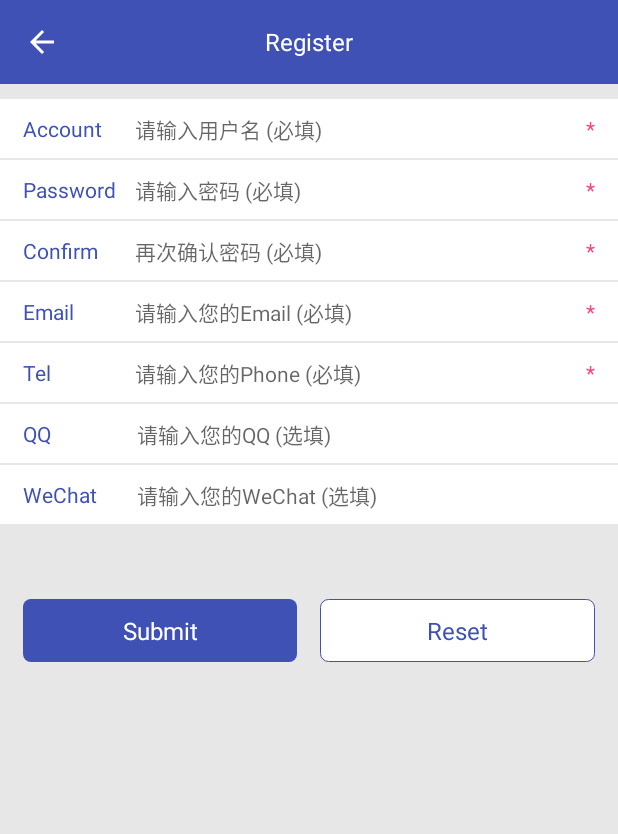
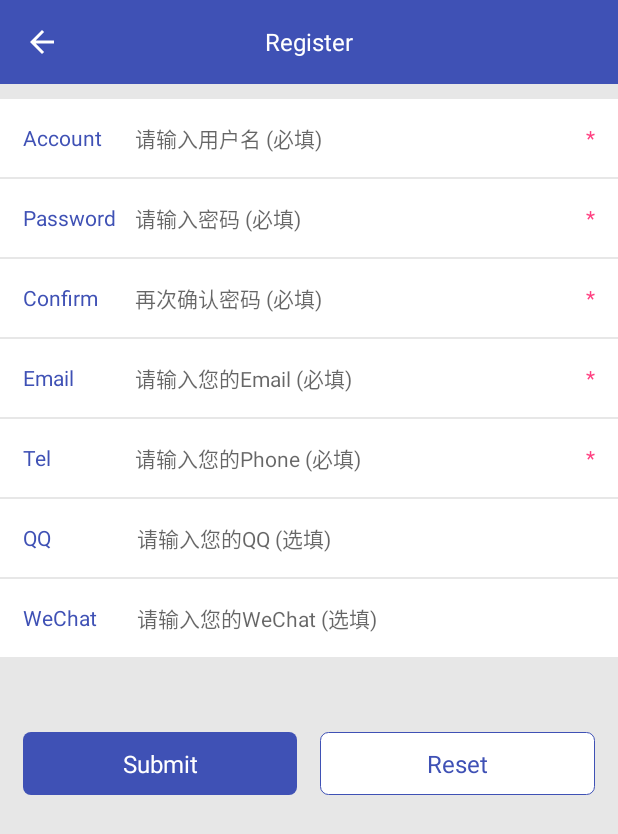
Before and after one commit to rixtdqqq/MVPDemp, an Android app: the screen it shows after launch (RegisterAndFindActivity), after a tap on "Account", on a phone screen of 412 x 824 dp. Shown: the top 834 px of the screen. Run offline under Robolectric (Android 15) with nearby library versions, the phone set to English and light mode, and no system bars; libraries missing offline, so code that uses them is left out: rx.android.schedulers, rx.schedulers.

```diff
--- a/app/src/main/java/com/example/mvpdemo/base/HttpService.java
+++ b/app/src/main/java/com/example/mvpdemo/base/HttpService.java
@@ -102,12 +102,13 @@ public interface HttpService {
                                                               @Field("email") String email,
                                                               @Field("checkCode") String checkCode);
     /**
-     * 校验账号和邮箱
+     * 校验账号和邮箱、验证码
      */
     @FormUrlEncoded
     @POST("CheckAccountAndEmailServlet")
     Observable<ResponseResult2<ResponseMessage>> checkAccountAndEmail(@Field("userName") String userName,
-                                                              @Field("email") String email);
+                                                              @Field("email") String email,
+                                                                      @Field("checkCode") String checkCode);
 
     /**
      * 登录
--- a/app/src/main/java/com/example/mvpdemo/base/IFindPasswordContact.java
+++ b/app/src/main/java/com/example/mvpdemo/base/IFindPasswordContact.java
@@ -58,9 +58,9 @@ public interface IFindPasswordContact {
         void doRequestSendCheckCode(String account, String email, OnDataCallBack callBack);
 
         /**
-         * 校验邮箱和账号
+         * 校验邮箱和账号、验证码
          */
-        void doRequestCheckAccountAndEmail(String userName, String email, OnDataCallBack callBack);
+        void doRequestCheckAccountAndEmail(String userName, String email, String checkCode, OnDataCallBack callBack);
 
         /**
          * 倒数按钮的读秒
--- a/app/src/main/java/com/example/mvpdemo/base/ILoginContact.java
+++ b/app/src/main/java/com/example/mvpdemo/base/ILoginContact.java
@@ -50,6 +50,6 @@ public interface ILoginContact {
         /**
          * 登录：登录页面只有一个业务操作，登录需要用户名和密码两个参数
          */
-        void login(String userName, String password);
+        void login();
     }
 }
--- a/app/src/main/java/com/example/mvpdemo/base/IRegisterContact.java
+++ b/app/src/main/java/com/example/mvpdemo/base/IRegisterContact.java
@@ -21,6 +21,8 @@ public interface IRegisterContact {
 
         String getUserWeChat();
 
+        String getCreateTime();
+
         void reset();
 
         void back();
@@ -29,9 +31,14 @@ public interface IRegisterContact {
     }
 
     interface Presenter extends BaseMVP.BasePresenter {
-        void submit(String userName, String password, String createTime,
-                    String qq, String weChat, String phone, String email);
+        /**
+         * 提交注册
+         */
+        void submit();
 
+        /**
+         * 重置
+         */
         void reset();
     }
 
--- a/app/src/main/java/com/example/mvpdemo/model/impl/PasswordFindModelImpl.java
+++ b/app/src/main/java/com/example/mvpdemo/model/impl/PasswordFindModelImpl.java
@@ -50,8 +50,8 @@ public class PasswordFindModelImpl implements IFindPasswordContact.Model {
     }
 
     @Override
-    public void doRequestCheckAccountAndEmail(String userName, String email, OnDataCallBack callBack) {
-        RequestService.getHttpService(true).checkAccountAndEmail(userName, email)
+    public void doRequestCheckAccountAndEmail(String userName, String email, String checkCode,OnDataCallBack callBack) {
+        RequestService.getHttpService(true).checkAccountAndEmail(userName, email,checkCode)
                 .subscribeOn(Schedulers.io())
                 .observeOn(AndroidSchedulers.mainThread())
                 .subscribe(new Subscriber<ResponseResult2<ResponseMessage>>() {
--- a/app/src/main/java/com/example/mvpdemo/presenter/LoginPresenterImpl.java
+++ b/app/src/main/java/com/example/mvpdemo/presenter/LoginPresenterImpl.java
@@ -21,9 +21,9 @@ public class LoginPresenterImpl implements ILoginContact.ILoginPresenter {
     }
 
     @Override
-    public void login(String userName, String password) {
+    public void login() {
         mLoginView.showLoadingDialog();
-        mLoginModel.doRequestLogin(userName, password, new OnDataCallBack() {
+        mLoginModel.doRequestLogin(mLoginView.getUserName(), mLoginView.getUserPassword(), new OnDataCallBack() {
             @Override
             public void onSuccess(Object result) {
                 ResponseResult2<ResponseMessage> responseMessage = (ResponseResult2<ResponseMessage>) result;
@@ -47,6 +47,6 @@ public class LoginPresenterImpl implements ILoginContact.ILoginPresenter {
 
     @Override
     public void start() {
-        login(mLoginView.getUserName(),mLoginView.getUserPassword());
+        login();
     }
 }
--- a/app/src/main/res/layout/frag_register.xml
+++ b/app/src/main/res/layout/frag_register.xml
@@ -38,8 +38,8 @@
             android:layout_width="0dp"
             android:layout_height="wrap_content"
             android:layout_weight="1"
-            android:paddingBottom="@dimen/common_margin_10"
-            android:paddingTop="@dimen/common_margin_10"
+            android:paddingBottom="@dimen/common_margin_15"
+            android:paddingTop="@dimen/common_margin_15"
             android:text="@string/new_user"/>
 
         <EditText
@@ -52,12 +52,14 @@
             android:hint="请输入用户名 (必填)"
             android:imeOptions="actionNext"
             android:maxLength="20"
+            android:paddingBottom="@dimen/common_margin_15"
+            android:paddingTop="@dimen/common_margin_15"
             android:singleLine="true"/>
 
         <TextView
             android:layout_width="wrap_content"
             android:layout_height="wrap_content"
-            android:text="*"
+            android:text="@string/must"
             android:textColor="@color/colorAccent"/>
     </LinearLayout>
 
@@ -75,8 +77,8 @@
             android:layout_width="0dp"
             android:layout_height="wrap_content"
             android:layout_weight="1"
-            android:paddingBottom="@dimen/common_margin_10"
-            android:paddingTop="@dimen/common_margin_10"
+            android:paddingBottom="@dimen/common_margin_15"
+            android:paddingTop="@dimen/common_margin_15"
             android:text="@string/user_password"/>
 
         <EditText
@@ -90,12 +92,55 @@
             android:imeOptions="actionNext"
             android:inputType="textPassword"
             android:maxLength="16"
+            android:paddingBottom="@dimen/common_margin_15"
+            android:paddingTop="@dimen/common_margin_15"
             android:singleLine="true"/>
 
         <TextView
             android:layout_width="wrap_content"
             android:layout_height="wrap_content"
-            android:text="*"
+            android:text="@string/must"
+            android:textColor="@color/colorAccent"/>
+    </LinearLayout>
+
+    <LinearLayout
+        android:layout_width="match_parent"
+        android:layout_height="wrap_content"
+        android:layout_marginTop="1dp"
+        android:background="@android:color/white"
+        android:orientation="horizontal"
+        android:paddingLeft="@dimen/common_margin_15"
+        android:paddingRight="@dimen/common_margin_15">
+
+        <TextView
+            android:id="@+id/textView4"
+            style="@style/TextStyle14ColorPrimary"
+            android:layout_width="0dp"
+            android:layout_height="wrap_content"
+            android:layout_weight="1"
+            android:paddingBottom="@dimen/common_margin_15"
+            android:paddingTop="@dimen/common_margin_15"
+            android:text="@string/confirm_password"/>
+
+        <EditText
+            android:id="@+id/user_password_confirm"
+            style="@style/TextStyle14colorAccent"
+            android:layout_width="0dp"
+            android:layout_height="wrap_content"
+            android:layout_weight="4"
+            android:background="@null"
+            android:hint="再次确认密码 (必填)"
+            android:imeOptions="actionNext"
+            android:inputType="textPassword"
+            android:maxLength="16"
+            android:paddingBottom="@dimen/common_margin_15"
+            android:paddingTop="@dimen/common_margin_15"
+            android:singleLine="true"/>
+
+        <TextView
+            android:layout_width="wrap_content"
+            android:layout_height="wrap_content"
+            android:text="@string/must"
             android:textColor="@color/colorAccent"/>
     </LinearLayout>
 
@@ -113,27 +158,28 @@
             android:layout_width="0dp"
             android:layout_height="wrap_content"
             android:layout_weight="1"
-            android:paddingBottom="@dimen/common_margin_10"
-            android:paddingTop="@dimen/common_margin_10"
-            android:text="@string/confirm_password"/>
+            android:paddingBottom="@dimen/common_margin_15"
+            android:paddingTop="@dimen/common_margin_15"
+            android:text="@string/email"/>
 
         <EditText
-            android:id="@+id/user_password_confirm"
+            android:id="@+id/user_email"
             style="@style/TextStyle14colorAccent"
             android:layout_width="0dp"
             android:layout_height="wrap_content"
             android:layout_weight="4"
             android:background="@null"
-            android:hint="再次确认密码 (必填)"
+            android:hint="请输入您的Email (必填)"
             android:imeOptions="actionNext"
-            android:inputType="textPassword"
-            android:maxLength="16"
+            android:inputType="textEmailAddress"
+            android:paddingBottom="@dimen/common_margin_15"
+            android:paddingTop="@dimen/common_margin_15"
             android:singleLine="true"/>
 
         <TextView
             android:layout_width="wrap_content"
             android:layout_height="wrap_content"
-            android:text="*"
+            android:text="@string/must"
             android:textColor="@color/colorAccent"/>
     </LinearLayout>
 
@@ -151,26 +197,28 @@
             android:layout_width="0dp"
             android:layout_height="wrap_content"
             android:layout_weight="1"
-            android:paddingBottom="@dimen/common_margin_10"
-            android:paddingTop="@dimen/common_margin_10"
-            android:text="@string/email"/>
+            android:paddingBottom="@dimen/common_margin_15"
+            android:paddingTop="@dimen/common_margin_15"
+            android:text="@string/phone"/>
 
         <EditText
-            android:id="@+id/user_email"
+            android:id="@+id/user_phone"
             style="@style/TextStyle14colorAccent"
             android:layout_width="0dp"
             android:layout_height="wrap_content"
             android:layout_weight="4"
             android:background="@null"
-            android:hint="请输入您的Email (必填)"
+            android:hint="请输入您的Phone (必填)"
             android:imeOptions="actionNext"
-            android:inputType="textEmailAddress"
+            android:inputType="phone"
+            android:paddingBottom="@dimen/common_margin_15"
+            android:paddingTop="@dimen/common_margin_15"
             android:singleLine="true"/>
 
         <TextView
             android:layout_width="wrap_content"
             android:layout_height="wrap_content"
-            android:text="*"
+            android:text="@string/must"
             android:textColor="@color/colorAccent"/>
     </LinearLayout>
 
@@ -188,45 +236,8 @@
             android:layout_width="0dp"
             android:layout_height="wrap_content"
             android:layout_weight="1"
-            android:paddingBottom="@dimen/common_margin_10"
-            android:paddingTop="@dimen/common_margin_10"
-            android:text="@string/phone"/>
-
-        <EditText
-            android:id="@+id/user_phone"
-            style="@style/TextStyle14colorAccent"
-            android:layout_width="0dp"
-            android:layout_height="wrap_content"
-            android:layout_weight="4"
-            android:background="@null"
-            android:hint="请输入您的Phone (必填)"
-            android:imeOptions="actionNext"
-            android:inputType="phone"
-            android:singleLine="true"/>
-
-        <TextView
-            android:layout_width="wrap_content"
-            android:layout_height="wrap_content"
-            android:text="*"
-            android:textColor="@color/colorAccent"/>
-    </LinearLayout>
-
-    <LinearLayout
-        android:layout_width="match_parent"
-        android:layout_height="wrap_content"
-        android:layout_marginTop="1dp"
-        android:background="@android:color/white"
-        android:orientation="horizontal"
-        android:paddingLeft="@dimen/common_margin_15"
-        android:paddingRight="@dimen/common_margin_15">
-
-        <TextView
-            style="@style/TextStyle14ColorPrimary"
-            android:layout_width="0dp"
-            android:layout_height="wrap_content"
-            android:layout_weight="1"
-            android:paddingBottom="@dimen/common_margin_10"
-            android:paddingTop="@dimen/common_margin_10"
+            android:paddingBottom="@dimen/common_margin_15"
+            android:paddingTop="@dimen/common_margin_15"
             android:text="@string/qq"/>
 
         <EditText
@@ -239,6 +250,8 @@
             android:hint="请输入您的QQ (选填)"
             android:imeOptions="actionNext"
             android:inputType="number"
+            android:paddingBottom="@dimen/common_margin_15"
+            android:paddingTop="@dimen/common_margin_15"
             android:singleLine="true"/>
     </LinearLayout>
 
@@ -256,8 +269,8 @@
             android:layout_width="0dp"
             android:layout_height="wrap_content"
             android:layout_weight="1"
-            android:paddingBottom="@dimen/common_margin_10"
-            android:paddingTop="@dimen/common_margin_10"
+            android:paddingBottom="@dimen/common_margin_15"
+            android:paddingTop="@dimen/common_margin_15"
             android:text="@string/we_chat"/>
 
         <EditText
@@ -269,6 +282,8 @@
             android:background="@null"
             android:hint="请输入您的WeChat (选填)"
             android:imeOptions="actionGo"
+            android:paddingBottom="@dimen/common_margin_15"
+            android:paddingTop="@dimen/common_margin_15"
             android:singleLine="true"/>
     </LinearLayout>
 
--- a/app/src/main/res/values/strings.xml
+++ b/app/src/main/res/values/strings.xml
@@ -25,5 +25,6 @@
     <string name="check_code">Code</string>
     <string name="send_check_code">Send</string>
     <string name="next">Next</string>
+    <string name="must">*</string>
 
 </resources>
```
Also changed, not shown: app/src/main/java/com/example/mvpdemo/presenter/FindPasswordPresenterImpl.java (+8 -4 lines), app/src/main/java/com/example/mvpdemo/presenter/RegisterUserPresenterImpl.java (+4 -4 lines), app/src/main/java/com/example/mvpdemo/view/fragment/FindPasswordFrag.java (+4 -3 lines), app/src/main/java/com/example/mvpdemo/view/fragment/LoginFragment.java (+2 -14 lines), app/src/main/java/com/example/mvpdemo/view/fragment/RegisterUserFrag.java (+10 -4 lines), app/src/main/res/layout/frag_find_password.xml (+16 -15 lines), 1 other file.
